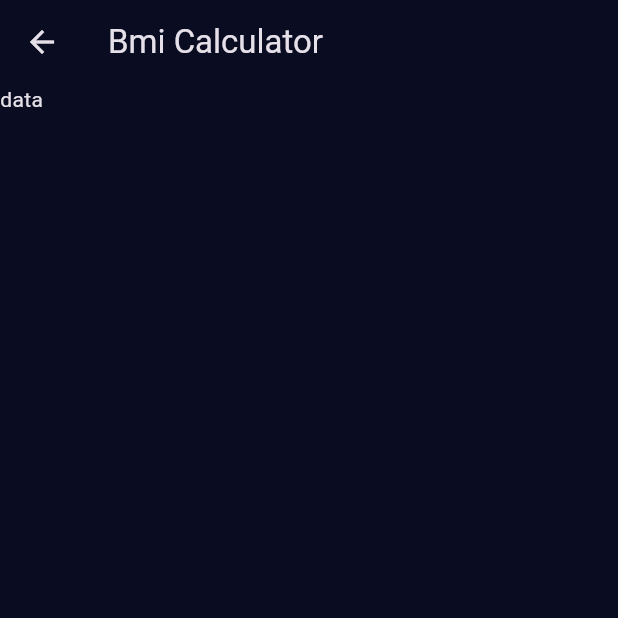
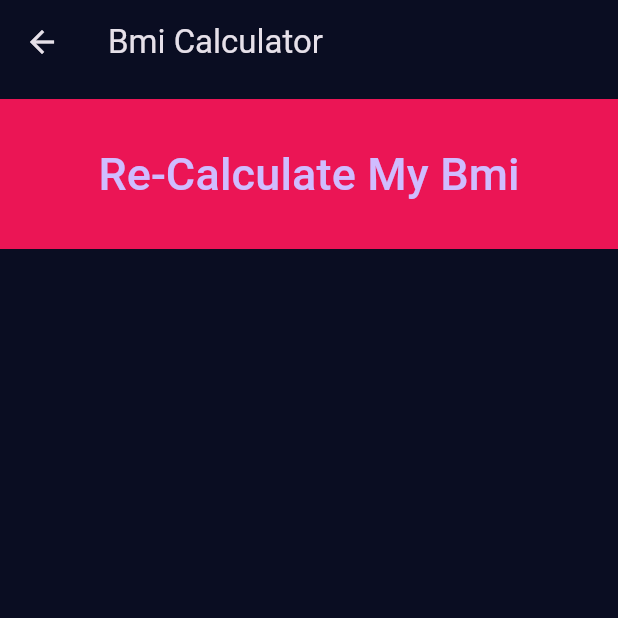
Before and after one commit to Peera-27/Fultter, a Flutter app: the screen it shows after launch, after a tap on "Calculate Bmi", on a phone screen of 412 x 824 dp, the top half of it. Run offline on Flutter 3.47's test engine with Material 3 defaults, Android fonts, the phone set to English and light mode, and no system bars.

Commit message:
Add pink_button component and integrate it into InputScreen and ResultScreen

```diff
--- /dev/null
+++ b/lib/screen/components/pink_button.dart
@@ -0,0 +1,25 @@
+import 'package:flutter/material.dart';
+import 'package:w3/screen/result_screen.dart';
+
+class pink_button extends StatelessWidget {
+  final String label;
+
+  final VoidCallback onPressed;
+
+   const pink_button({
+    super.key,
+    required this.label,
+    required this.onPressed,
+  });
+
+  @override
+  Widget build(BuildContext context) {
+    return Container(
+      color: Color(0xffeb1555),
+      margin: EdgeInsets.only(top: 10),
+      height: 100,
+      width: double.infinity,
+      child: TextButton(onPressed: onPressed, child: Text(label,style: TextStyle(fontSize: 30),)),
+    );
+  }
+}
--- a/lib/screen/input_screen.dart
+++ b/lib/screen/input_screen.dart
@@ -3,6 +3,7 @@ import 'package:w3/screen/components/b_gcard_height.dart';
 import 'package:w3/screen/components/bg_card.dart';
 import 'package:w3/screen/components/bg_cardgender.dart';
 import 'package:w3/screen/components/bg_cardweightandheight.dart';
+import 'package:w3/screen/components/pink_button.dart';
 import 'package:w3/screen/result_screen.dart';
 
 class InputScreen extends StatefulWidget {
@@ -95,15 +96,9 @@ class _InputScreenState extends State<InputScreen> {
               ],
             ),
           ),
-          Container(
-            color: Color(0xffeb1555),
-            margin: EdgeInsets.only(top: 10),
-            height: 100,
-            width: double.infinity,
-            child: TextButton(onPressed: (){
-              Navigator.push(context, MaterialPageRoute(builder: (context)=> const ResultScreen()));
-            }, child: Text("Calculate Bmi",style: TextStyle(fontSize: 30),)),
-          ),
+          pink_button(label: "Calculate Bmi", onPressed: () => {
+         Navigator.push(context, MaterialPageRoute(builder: (context)=> const ResultScreen()))
+          },),
         ],
       ),
     );
--- a/lib/screen/result_screen.dart
+++ b/lib/screen/result_screen.dart
@@ -1,4 +1,5 @@
 import 'package:flutter/material.dart';
+import 'package:w3/screen/components/pink_button.dart';
 
 class ResultScreen extends StatelessWidget {
   const ResultScreen({super.key});
@@ -9,7 +10,9 @@ class ResultScreen extends StatelessWidget {
         title: Text('Bmi Calculator'),
         backgroundColor: Theme.of(context).scaffoldBackgroundColor,
       ),
-      body: Text("data"),
+      body: pink_button(label: "Re-Calculate My Bmi", onPressed: ()=>{
+        Navigator.pop(context)
+      }),
     );
   }
 }
```
